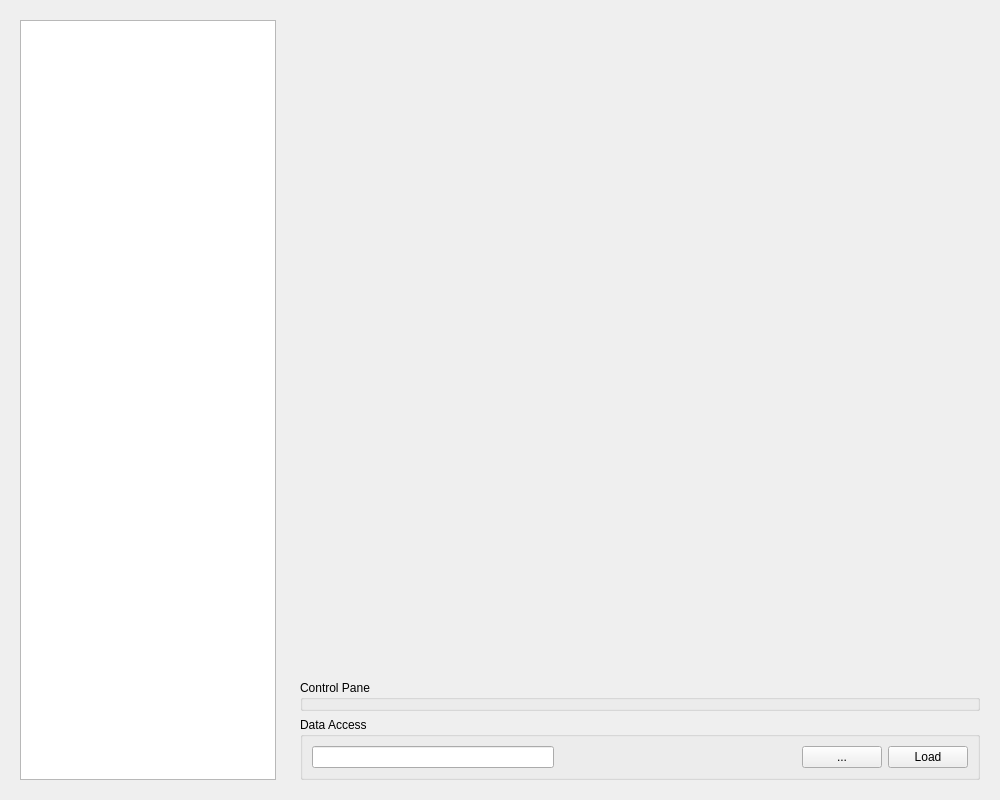
The window that advanceddippane.ui (Crystal-Dragon-Liu/StructureInsight) describes before a commit, drawn with Qt 5.
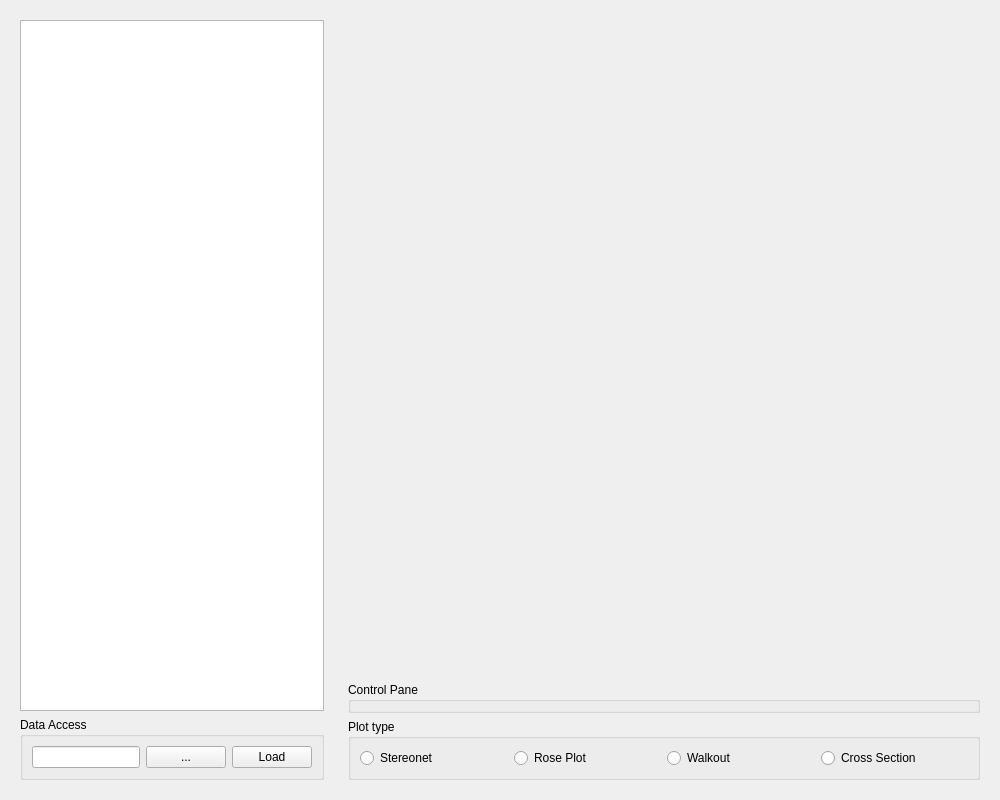
The same window after the commit.

Commit message: Test rose plot

```diff
--- a/advanceddippane.ui
+++ b/advanceddippane.ui
@@ -32,6 +32,38 @@
       <item>
        <widget class="QListWidget" name="listWidget"/>
       </item>
+      <item>
+       <widget class="QGroupBox" name="dataAccess">
+        <property name="sizePolicy">
+         <sizepolicy hsizetype="Expanding" vsizetype="Fixed">
+          <horstretch>0</horstretch>
+          <verstretch>0</verstretch>
+         </sizepolicy>
+        </property>
+        <property name="title">
+         <string>Data Access</string>
+        </property>
+        <layout class="QHBoxLayout" name="horizontalLayout_2">
+         <item>
+          <widget class="QLineEdit" name="lineEdit"/>
+         </item>
+         <item>
+          <widget class="QPushButton" name="browserBtn">
+           <property name="text">
+            <string>...</string>
+           </property>
+          </widget>
+         </item>
+         <item>
+          <widget class="QPushButton" name="loadDataBtn">
+           <property name="text">
+            <string>Load</string>
+           </property>
+          </widget>
+         </item>
+        </layout>
+       </widget>
+      </item>
      </layout>
     </widget>
    </item>
@@ -129,44 +161,36 @@
        </widget>
       </item>
       <item>
-       <widget class="QGroupBox" name="dataAccess">
-        <property name="sizePolicy">
-         <sizepolicy hsizetype="Expanding" vsizetype="Fixed">
-          <horstretch>0</horstretch>
-          <verstretch>0</verstretch>
-         </sizepolicy>
-        </property>
+       <widget class="QGroupBox" name="plotType">
         <property name="title">
-         <string>Data Access</string>
+         <string>Plot type</string>
         </property>
-        <layout class="QHBoxLayout" name="horizontalLayout_2">
+        <layout class="QHBoxLayout" name="horizontalLayout_3">
          <item>
-          <widget class="QLineEdit" name="lineEdit"/>
+          <widget class="QRadioButton" name="stereonetBtn">
+           <property name="text">
+            <string>Stereonet</string>
+           </property>
+          </widget>
          </item>
          <item>
-          <spacer name="horizontalSpacer">
-           <property name="orientation">
-            <enum>Qt::Orientation::Horizontal</enum>
+          <widget class="QRadioButton" name="rosePlotBtn">
+           <property name="text">
+            <string>Rose Plot</string>
            </property>
-           <property name="sizeHint" stdset="0">
-            <size>
-             <width>40</width>
-             <height>20</height>
-            </size>
-           </property>
-          </spacer>
+          </widget>
          </item>
          <item>
-          <widget class="QPushButton" name="browserBtn">
+          <widget class="QRadioButton" name="walkoutBtn">
            <property name="text">
-            <string>...</string>
+            <string>Walkout</string>
            </property>
           </widget>
          </item>
          <item>
-          <widget class="QPushButton" name="loadDataBtn">
+          <widget class="QRadioButton" name="crossSectionBtn">
            <property name="text">
-            <string>Load</string>
+            <string>Cross Section</string>
            </property>
           </widget>
          </item>
```
The commit also changes 7 other files.
